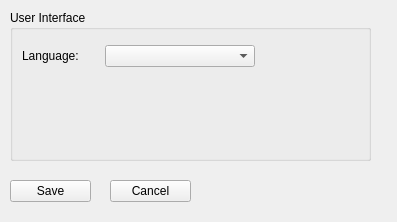
Qt form src/gui/widgets/settings.ui (Open-Transactions/Moneychanger) before a commit.
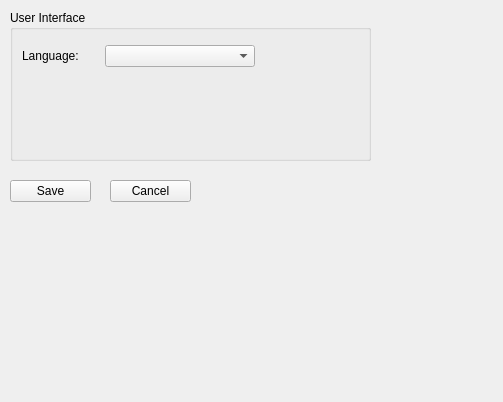
The same form after that commit.

```diff
--- a/src/gui/widgets/settings.ui
+++ b/src/gui/widgets/settings.ui
@@ -6,8 +6,8 @@
    <rect>
     <x>0</x>
     <y>0</y>
-    <width>397</width>
-    <height>222</height>
+    <width>503</width>
+    <height>402</height>
    </rect>
   </property>
   <property name="windowTitle">
```
